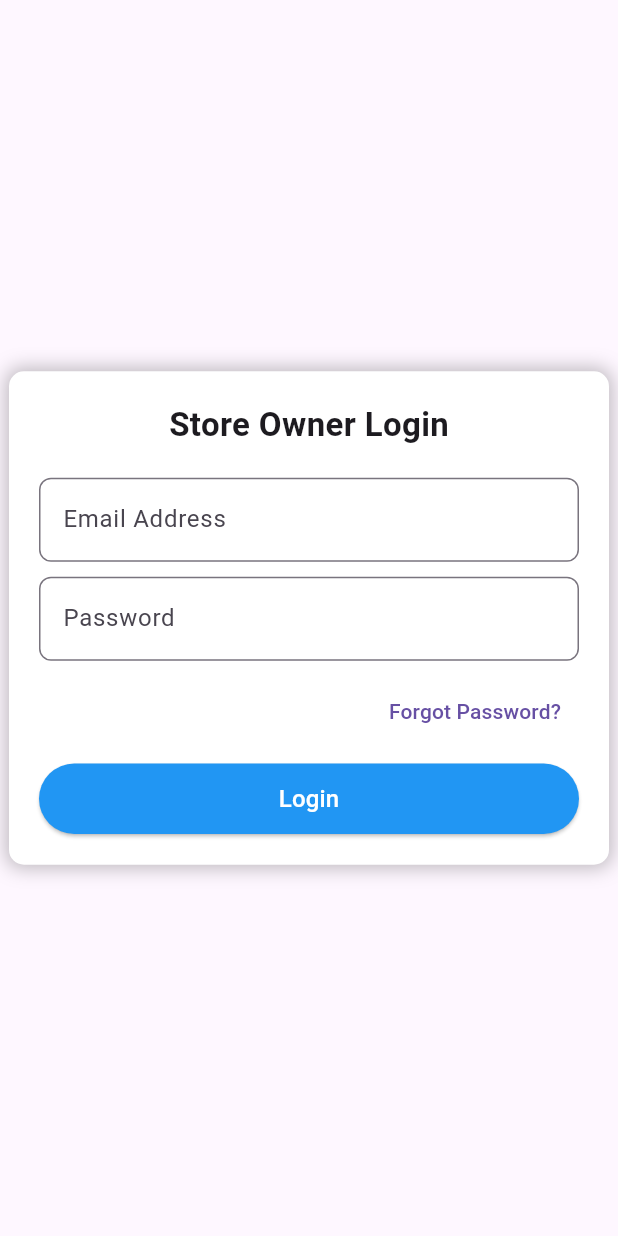
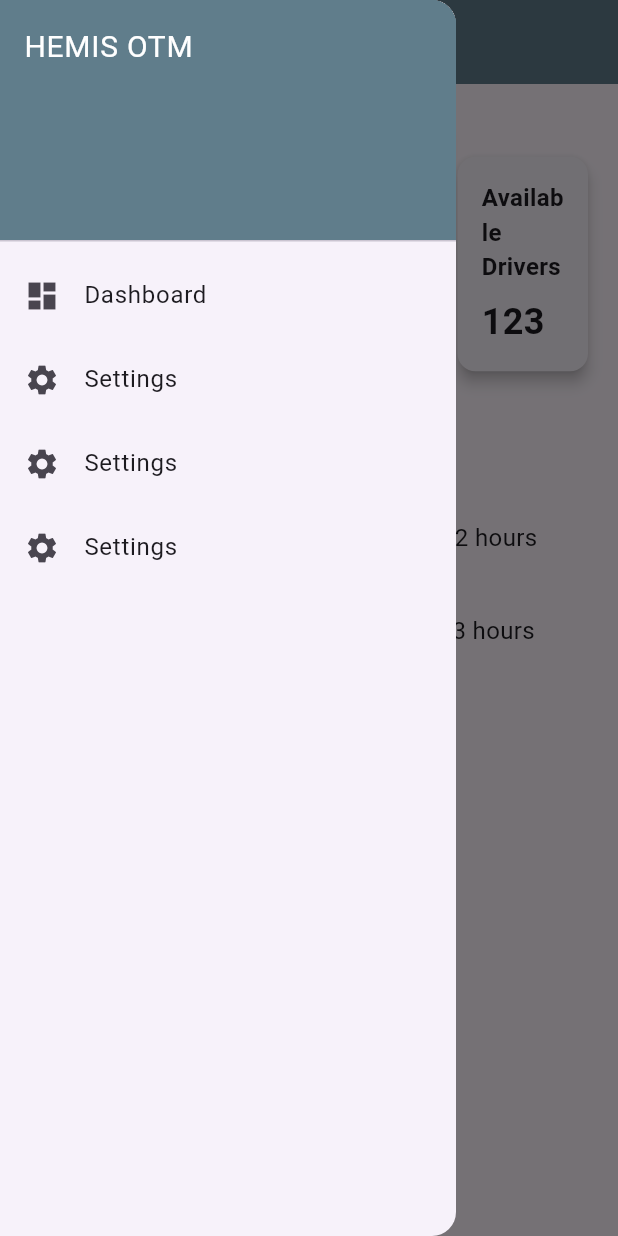
Before and after one commit to TeacherShoxrux/water-market-admin, a Flutter app: the screen it shows after launch, with the side drawer open (before the commit the screen has no drawer), on a phone screen of 412 x 824 dp. Run offline on Flutter 3.47's test engine with Material 3 defaults, Android fonts, the phone set to English and light mode, and no system bars.

Commit message:
store add

```diff
--- /dev/null
+++ b/lib/UI/home/home_page.dart
@@ -0,0 +1,38 @@
+import 'package:flutter/material.dart';
+import 'package:water_market_admin/UI/home/widgets/activity.dart';
+import 'package:water_market_admin/UI/home/widgets/dashboard.dart';
+
+class HomePage extends StatelessWidget {
+  @override
+  Widget build(BuildContext context) {
+    return Padding(
+      padding: EdgeInsets.all(16.0),
+      child: Column(
+        crossAxisAlignment: CrossAxisAlignment.start,
+        children: [
+          Row(
+            mainAxisAlignment: MainAxisAlignment.spaceEvenly,
+            children: [
+              DashboardCard(title: "Total Orders", value: "1,234"),
+              DashboardCard(title: "Active Stores", value: "56"),
+              DashboardCard(title: "Registered Customers", value: "7,890"),
+              DashboardCard(title: "Available Drivers", value: "123"),
+            ],
+          ),
+          SizedBox(height: 20),
+          Text("Recent Activity", style: TextStyle(fontSize: 20, fontWeight: FontWeight.bold)),
+          SizedBox(height: 10),
+          Expanded(
+            child: ListView(
+              children: [
+                ActivityTile("New order placed by Alice Johnson - 2 hours ago"),
+                ActivityTile("New user registered: Mark Spencer - 3 hours ago"),
+                ActivityTile("Order #1234 delivered - 5 hours ago"),
+              ],
+            ),
+          ),
+        ],
+      ),
+    );
+  }
+}
--- /dev/null
+++ b/lib/UI/home/widgets/activity.dart
@@ -0,0 +1,15 @@
+import 'package:flutter/material.dart';
+
+class ActivityTile extends StatelessWidget {
+  final String text;
+
+  ActivityTile(this.text);
+
+  @override
+  Widget build(BuildContext context) {
+    return Padding(
+      padding: EdgeInsets.symmetric(vertical: 8, horizontal: 16),
+      child: Text(text, style: TextStyle(fontSize: 16)),
+    );
+  }
+}
--- /dev/null
+++ b/lib/UI/home/widgets/dashboard.dart
@@ -0,0 +1,29 @@
+import 'package:flutter/material.dart';
+
+class DashboardCard extends StatelessWidget {
+  final String title;
+  final String value;
+
+  DashboardCard({required this.title, required this.value});
+
+  @override
+  Widget build(BuildContext context) {
+    return Expanded(
+      child: Card(
+        shape: RoundedRectangleBorder(borderRadius: BorderRadius.circular(12)),
+        elevation: 4,
+        child: Padding(
+          padding: EdgeInsets.all(16),
+          child: Column(
+            crossAxisAlignment: CrossAxisAlignment.start,
+            children: [
+              Text(title, style: TextStyle(fontSize: 16, fontWeight: FontWeight.bold)),
+              SizedBox(height: 8),
+              Text(value, style: TextStyle(fontSize: 24, fontWeight: FontWeight.bold)),
+            ],
+          ),
+        ),
+      ),
+    );
+  }
+}
--- a/lib/UI/main/main_page.dart
+++ b/lib/UI/main/main_page.dart
@@ -0,0 +1,120 @@
+import 'package:flutter/material.dart';
+
+import '../home/home_page.dart';
+import '../stores/store_page.dart';
+
+class AdminPanel extends StatefulWidget {
+  @override
+  _AdminPanelState createState() => _AdminPanelState();
+}
+
+class _AdminPanelState extends State<AdminPanel> {
+  int _selectedIndex = 0;
+
+  final List<Widget> _pages = [
+    HomePage(),
+    StorePage(),
+    SettingsPage(),
+  ];
+
+  void _onItemTapped(int index) {
+    setState(() {
+      _selectedIndex = index;
+    });
+  }
+
+  @override
+  Widget build(BuildContext context) {
+    return Scaffold(
+      appBar: AppBar(
+        title: Text("HEMIS OTM"),
+        backgroundColor: Colors.blueGrey,
+      ),
+      drawer: AdminDrawer(onItemTapped: _onItemTapped),
+      body: _pages[_selectedIndex],
+    );
+  }
+}
+
+class AdminDrawer extends StatelessWidget {
+  final Function(int) onItemTapped;
+
+  AdminDrawer({required this.onItemTapped});
+
+  @override
+  Widget build(BuildContext context) {
+    return Drawer(
+      child: ListView(
+        children: [
+          DrawerHeader(
+            child: Text("HEMIS OTM", style: TextStyle(fontSize: 20, color: Colors.white)),
+            decoration: BoxDecoration(color: Colors.blueGrey),
+          ),
+          ListTile(
+            leading: Icon(Icons.dashboard),
+            title: Text("Dashboard"),
+            onTap: () => onItemTapped(0),
+          ),
+          ListTile(
+            leading: Icon(Icons.settings),
+            title: Text("Settings"),
+            onTap: () => onItemTapped(1),
+          ),
+          ListTile(
+            leading: Icon(Icons.settings),
+            title: Text("Settings"),
+            onTap: () => onItemTapped(1),
+          ),
+          ListTile(
+            leading: Icon(Icons.settings),
+            title: Text("Settings"),
+            onTap: () => onItemTapped(1),
+          ),
+        ],
+      ),
+    );
+  }
+}
+
+class DashboardPage extends StatelessWidget {
+  @override
+  Widget build(BuildContext context) {
+    return Padding(
+      padding: EdgeInsets.all(16.0),
+      child: Column(
+        crossAxisAlignment: CrossAxisAlignment.start,
+        children: [
+          Text("Dars o'tish jadvali", style: TextStyle(fontSize: 24, fontWeight: FontWeight.bold)),
+          SizedBox(height: 10),
+          Expanded(
+            child: DataTable(
+              columns: [
+                DataColumn(label: Text("#")),
+                DataColumn(label: Text("O'quv yili")),
+                DataColumn(label: Text("Semestr")),
+                DataColumn(label: Text("Guruh")),
+                DataColumn(label: Text("Dars sanasi")),
+                DataColumn(label: Text("Fanlar")),
+              ],
+              rows: List.generate(10, (index) => DataRow(cells: [
+                DataCell(Text("${index + 1}")),
+                DataCell(Text("2024-2025")),
+                DataCell(Text(index % 2 == 0 ? "1-semestr" : "9-semestr")),
+                DataCell(Text("13B-24 TJA")),
+                DataCell(Text("09.09.2024", style: TextStyle(color: Colors.green))),
+                DataCell(Text("Dasturlash")),
+              ])),
+            ),
+          ),
+        ],
+      ),
+    );
+  }
+}
+
+class SettingsPage extends StatelessWidget {
+  @override
+  Widget build(BuildContext context) {
+    return Center(child: Text("Sozlamalar sahifasi"));
+  }
+}
--- a/lib/main.dart
+++ b/lib/main.dart
@@ -1,6 +1,7 @@
 import 'package:flutter/material.dart';
 
 import 'UI/login/login_page.dart';
+import 'UI/main/main_page.dart';
 
 
 void main() {
@@ -14,7 +15,7 @@ class MyApp extends StatelessWidget {
   Widget build(BuildContext context) {
     return MaterialApp(
       debugShowCheckedModeBanner: false,
-      home:  LoginPage(),
+      home:  AdminPanel(),
     );
   }
 }
```
Also changed, not shown: lib/UI/stores/store_page.dart (added, +142 -0 lines), lib/UI/stores/widgets/store_add.dart (added, +73 -0 lines).
